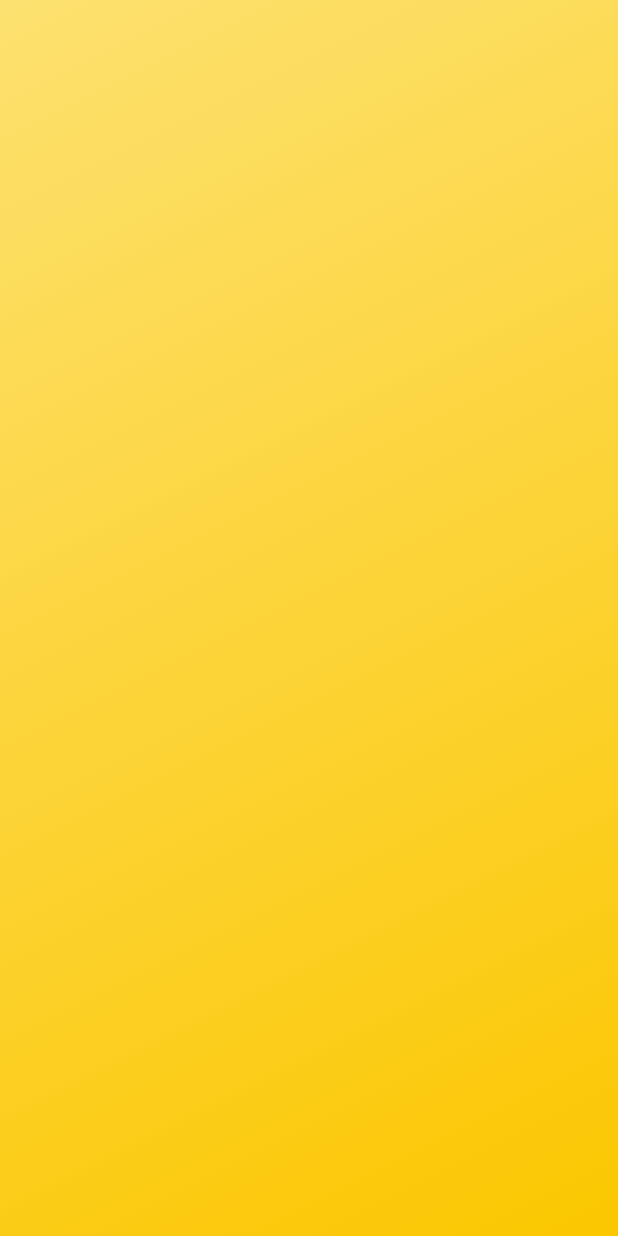
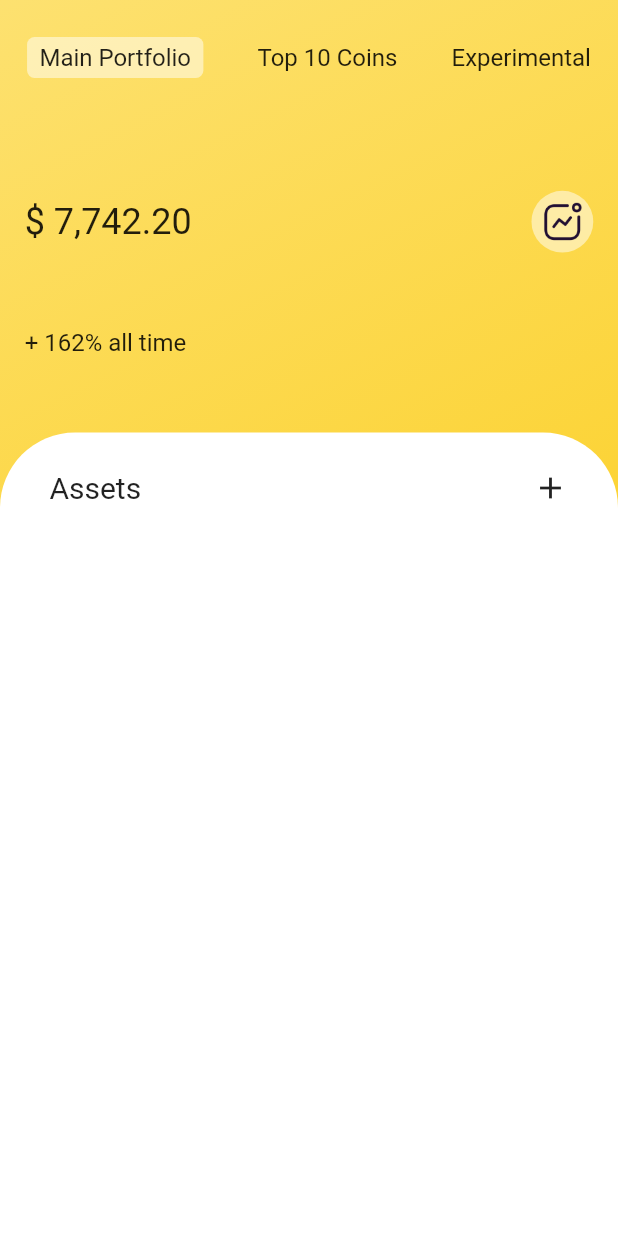
Before and after one commit to sohailokzz/crypto_app, a Flutter app: the HomePage screen opened directly, on a phone screen of 412 x 824 dp. Run offline on Flutter 3.47's test engine with Material 2 defaults, Android fonts, the phone set to English and light mode, and no system bars.

Commit message:
Working on homepage

```diff
--- a/lib/views/home_page.dart
+++ b/lib/views/home_page.dart
@@ -10,6 +10,8 @@ class HomePage extends StatefulWidget {
 class _HomePageState extends State<HomePage> {
   @override
   Widget build(BuildContext context) {
+    double myHeight = MediaQuery.of(context).size.height;
+    double myWidth = MediaQuery.of(context).size.width;
     return SafeArea(
       child: Scaffold(
         body: Container(
@@ -23,6 +25,129 @@ class _HomePageState extends State<HomePage> {
               ],
             ),
           ),
+          child: Column(
+            mainAxisAlignment: MainAxisAlignment.spaceBetween,
+            children: [
+              Padding(
+                padding: EdgeInsets.symmetric(
+                  vertical: myHeight * 0.03,
+                ),
+                child: Row(
+                  mainAxisAlignment: MainAxisAlignment.spaceAround,
+                  children: [
+                    Container(
+                      padding: EdgeInsets.symmetric(
+                        horizontal: myWidth * 0.02,
+                        vertical: myHeight * 0.005,
+                      ),
+                      decoration: BoxDecoration(
+                        borderRadius: BorderRadius.circular(5),
+                        color: Colors.white.withOpacity(0.5),
+                      ),
+                      child: const Text(
+                        'Main Portfolio',
+                        style: TextStyle(
+                          fontSize: 16,
+                        ),
+                      ),
+                    ),
+                    const Text(
+                      'Top 10 Coins',
+                      style: TextStyle(
+                        fontSize: 16,
+                      ),
+                    ),
+                    const Text(
+                      'Experimental',
+                      style: TextStyle(
+                        fontSize: 16,
+                      ),
+                    ),
+                  ],
+                ),
+              ),
+              Padding(
+                padding: EdgeInsets.symmetric(
+                  horizontal: myWidth * 0.04,
+                ),
+                child: Row(
+                  mainAxisAlignment: MainAxisAlignment.spaceBetween,
+                  children: [
+                    const Text(
+                      '\$ 7,742.20',
+                      style: TextStyle(
+                        fontSize: 24,
+                      ),
+                    ),
+                    Container(
+                      padding: EdgeInsets.all(myWidth * 0.015),
+                      height: myHeight * 0.05,
+                      width: myWidth * 0.1,
+                      decoration: BoxDecoration(
+                        color: Colors.white.withOpacity(0.5),
+                        shape: BoxShape.circle,
+                      ),
+                      child: Image.asset(
+                        'assets/icons/5.1.png',
+                      ),
+                    ),
+                  ],
+                ),
+              ),
+              Padding(
+                padding: EdgeInsets.symmetric(
+                  horizontal: myWidth * 0.04,
+                ),
+                child: Row(
+                  children: const [
+                    Text(
+                      '+ 162% all time',
+                      style: TextStyle(
+                        fontSize: 16,
+                      ),
+                    ),
+                  ],
+                ),
+              ),
+              Container(
+                height: myHeight * 0.65,
+                width: myWidth,
+                decoration: const BoxDecoration(
+                  color: Colors.white,
+                  borderRadius: BorderRadius.only(
+                    topLeft: Radius.circular(50),
+                    topRight: Radius.circular(50),
+                  ),
+                ),
+                child: Padding(
+                  padding: EdgeInsets.symmetric(
+                    horizontal: myWidth * 0.08,
+                  ),
+                  child: Column(
+                    children: [
+                      SizedBox(
+                        height: myHeight * 0.03,
+                      ),
+                      Row(
+                        mainAxisAlignment: MainAxisAlignment.spaceBetween,
+                        children: const [
+                          Text(
+                            'Assets',
+                            style: TextStyle(
+                              fontSize: 20,
+                            ),
+                          ),
+                          Icon(
+                            Icons.add,
+                          )
+                        ],
+                      ),
+                    ],
+                  ),
+                ),
+              ),
+            ],
+          ),
         ),
       ),
     );
```
